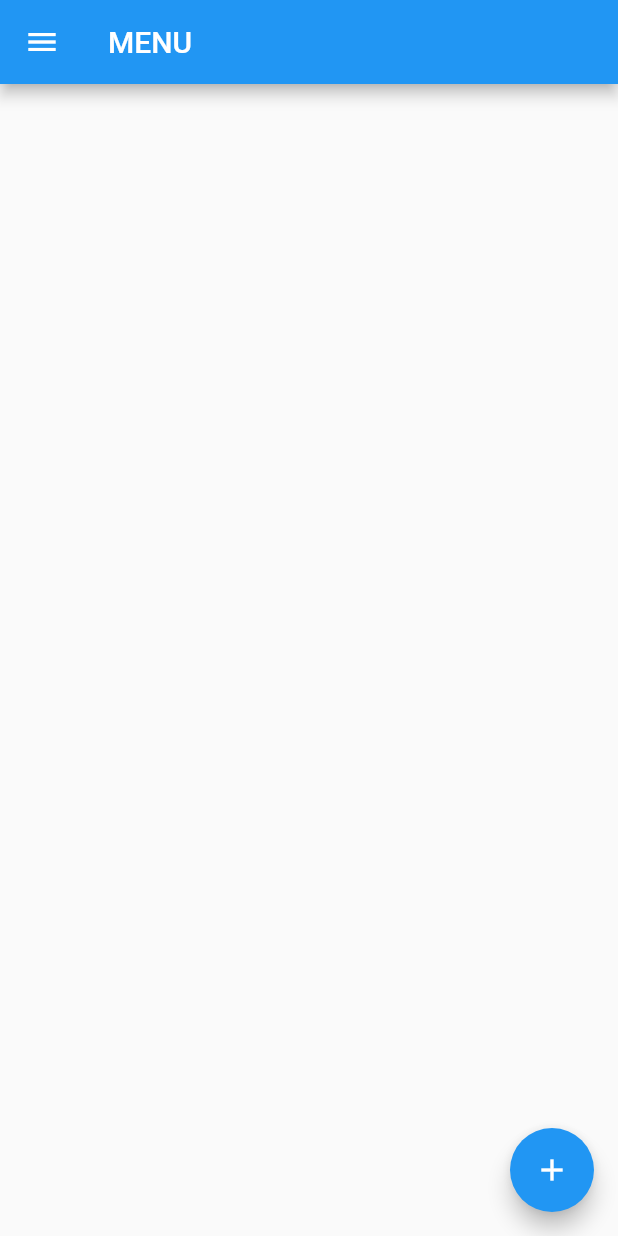
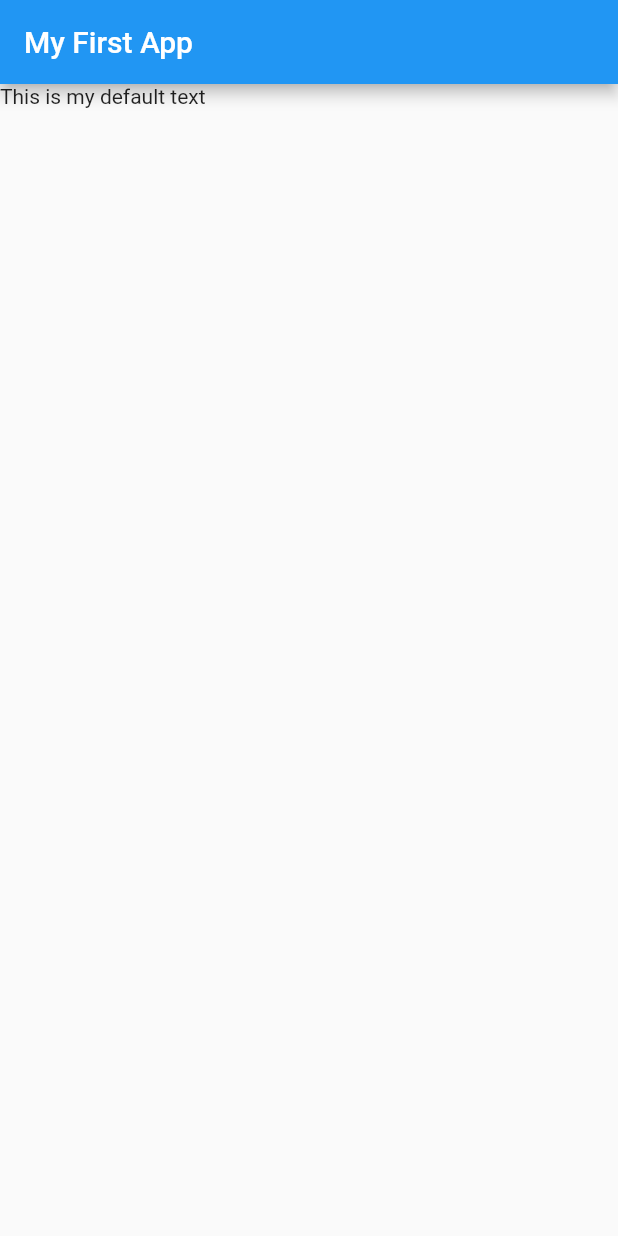
Before and after one commit to ksachchidanand/flutter-complete-guide, a Flutter app: the screen it shows after launch, on a phone screen of 412 x 824 dp. Run offline on Flutter 3.47's test engine with Material 2 defaults, Android fonts, the phone set to English and light mode, and no system bars.

Commit message:
app has started to get shape

```diff
--- a/lib/main.dart
+++ b/lib/main.dart
@@ -1,34 +1,21 @@
 import 'package:flutter/material.dart';
 
-void main() => runApp(
-      MyApp(),
-    );
+void main() {
+  runApp(MyApp());
+}
 
 class MyApp extends StatelessWidget {
+  @override
   Widget build(BuildContext context) {
     return MaterialApp(
-      debugShowCheckedModeBanner: false,
       home: Scaffold(
         appBar: AppBar(
-          leading: FlatButton(
-            onPressed: () {
-              print('hello');
-            },
-            child: Icon(
-              Icons.menu,
-              color: Colors.white,
-            ),
+          title: Text(
+            'My First App',
           ),
-          title: Text('MENU'),
         ),
-        body: Container(),
-        floatingActionButton: FloatingActionButton(
-          onPressed: () {
-            print('hello');
-          },
-          child: Icon(
-            Icons.add,
-          ),
+        body: Text(
+          'This is my default text',
         ),
       ),
     );
```
